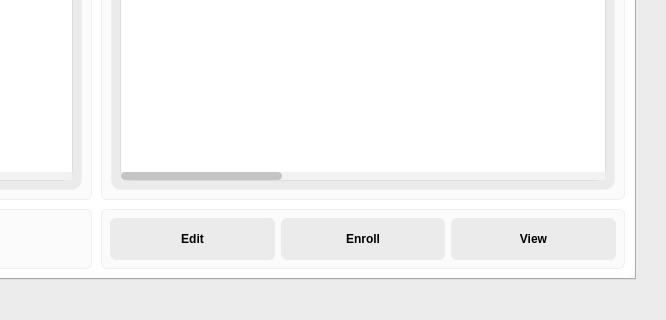
maeven-tapa/cpet8_group8_workspace, file EALS UI/v0.5/ui/admin.ui: the form before one commit; both pictures show x 503 to 1169 and y 558 to 878 of the 1169 by 878 pixel window.
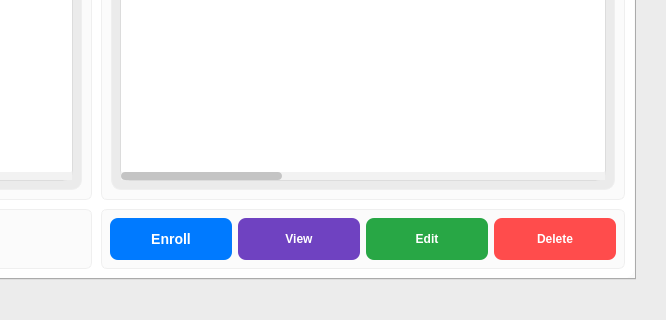
The form after the commit. Icons and pictures are not drawn.

What changed in the file:
```diff
--- a/EALS UI/v0.5/ui/admin.ui
+++ b/EALS UI/v0.5/ui/admin.ui
@@ -1734,59 +1734,6 @@
               <layout class="QVBoxLayout" name="verticalLayout_8">
                <item>
                 <layout class="QHBoxLayout" name="horizontalLayout_2">
-                 <item>
-                  <widget class="QPushButton" name="employee_edit_btn">
-                   <property name="sizePolicy">
-                    <sizepolicy hsizetype="MinimumExpanding" vsizetype="MinimumExpanding">
-                     <horstretch>0</horstretch>
-                     <verstretch>0</verstretch>
-                    </sizepolicy>
-                   </property>
-                   <property name="font">
-                    <font>
-                     <italic>false</italic>
-                     <stylestrategy>PreferDefault</stylestrategy>
-                     <fontweight>DemiBold</fontweight>
-                    </font>
-                   </property>
-                   <property name="cursor">
-                    <cursorShape>PointingHandCursor</cursorShape>
-                   </property>
-                   <property name="toolTip">
-                    <string>Modify selected employee or HR account details</string>
-                   </property>
-                   <property name="styleSheet">
-                    <string notr="true">    QPushButton {
-  
-	background-color: rgb(235, 235, 235);
-	color: rgb(0, 0, 0);
-        border: none;
-        border-radius: 6px;
-        padding: 8px 18px;
-        font-weight: 600;
-    }
-    QPushButton:hover {
-		background-color: rgb(0, 122, 255);
-		color: rgb(255, 255, 255);
-    }
-    QPushButton:pressed {
-        background-color: #2C4CDA;
-    }
-
-QToolTip {
-	background-color: rgb(251, 251, 251);
-	color: rgb(21, 21, 21);
-    padding: 6px 10px;
-    font-size: 13px;
-    font-family: &quot;Arial&quot;, sans-serif;
-}
-</string>
-                   </property>
-                   <property name="text">
-                    <string>Edit</string>
-                   </property>
-                  </widget>
-                 </item>
                  <item>
                   <widget class="QPushButton" name="employee_enroll_btn">
                    <property name="sizePolicy">
@@ -1797,8 +1744,9 @@
                    </property>
                    <property name="font">
                     <font>
+                     <pointsize>-1</pointsize>
+                     <bold>true</bold>
                      <stylestrategy>PreferDefault</stylestrategy>
-                     <fontweight>DemiBold</fontweight>
                     </font>
                    </property>
                    <property name="cursor">
@@ -1808,28 +1756,24 @@
                     <string>Add new employee or HR personnel to the system</string>
                    </property>
                    <property name="styleSheet">
-                    <string notr="true">    QPushButton {
-	background-color: rgb(235, 235, 235);
-	color: rgb(0, 0, 0);
-        border: none;
-        border-radius: 6px;
-        padding: 8px 18px;
-        font-weight: 600;
-    }
-    QPushButton:hover {
-		background-color: rgb(0, 122, 255);
-		color: rgb(255, 255, 255);
-    }
-    QPushButton:pressed {
-        background-color: #2C4CDA;
-    }
+                    <string notr="true">QPushButton {
+    background-color: rgb(0, 122, 255);
+    color: white;
+    border: none;
+    border-radius: 8px;
+    padding: 8px 16px;
+    font-weight: bold;
+    font-size: 14px;
+}
 
-QToolTip {
-	background-color: rgb(251, 251, 251);
-	color: rgb(21, 21, 21);
-    padding: 6px 10px;
-    font-size: 13px;
-    font-family: &quot;Arial&quot;, sans-serif;
+QPushButton:hover {
+    background-color: rgb(0, 105, 220); /* Slightly darker on hover */
+    text-decoration: underline;
+}
+
+QPushButton:pressed {
+    background-color: rgb(0, 90, 190); /* Even deeper blue on press */
+    text-decoration: underline;
 }
 </string>
                    </property>
@@ -1851,8 +1795,8 @@
                    </property>
                    <property name="font">
                     <font>
+                     <bold>true</bold>
                      <stylestrategy>PreferDefault</stylestrategy>
-                     <fontweight>DemiBold</fontweight>
                     </font>
                    </property>
                    <property name="cursor">
@@ -1862,29 +1806,23 @@
                     <string>Display detailed information for the selected account</string>
                    </property>
                    <property name="styleSheet">
-                    <string notr="true">    QPushButton {
-  
-	background-color: rgb(235, 235, 235);
-	color: rgb(0, 0, 0);
-        border: none;
-        border-radius: 6px;
-        padding: 8px 18px;
-        font-weight: 600;
-    }
-    QPushButton:hover {
-		background-color: rgb(0, 122, 255);
-		color: rgb(255, 255, 255);
-    }
-    QPushButton:pressed {
-        background-color: #2C4CDA;
-    }
+                    <string notr="true">QPushButton {
+    background-color: #6F42C1;
+    color: white;
+    border: none;
+    border-radius: 8px;
+    padding: 8px 16px;
+    font-weight: bold;
+}
 
-QToolTip {
-	background-color: rgb(251, 251, 251);
-	color: rgb(21, 21, 21);
-    padding: 6px 10px;
-    font-size: 13px;
-    font-family: &quot;Arial&quot;, sans-serif;
+QPushButton:hover {
+    background-color: #5A36A3;
+    text-decoration: underline;
+}
+
+QPushButton:pressed {
+    background-color: #4E2F8F;
+    text-decoration: underline;
 }
 </string>
                    </property>
@@ -1893,6 +1831,106 @@
                    </property>
                   </widget>
                  </item>
+                 <item>
+                  <widget class="QPushButton" name="employee_edit_btn">
+                   <property name="sizePolicy">
+                    <sizepolicy hsizetype="MinimumExpanding" vsizetype="MinimumExpanding">
+                     <horstretch>0</horstretch>
+                     <verstretch>0</verstretch>
+                    </sizepolicy>
+                   </property>
+                   <property name="font">
+                    <font>
+                     <italic>false</italic>
+                     <bold>true</bold>
+                     <stylestrategy>PreferDefault</stylestrategy>
+                    </font>
+                   </property>
+                   <property name="cursor">
+                    <cursorShape>PointingHandCursor</cursorShape>
+                   </property>
+                   <property name="toolTip">
+                    <string>Modify selected employee or HR account details</string>
+                   </property>
+                   <property name="styleSheet">
+                    <string notr="true">QPushButton {
+    background-color: #28A745;
+    color: white;
+    border: none;
+    border-radius: 8px;
+    padding: 8px 16px;
+    font-weight: bold;
+}
+
+QPushButton:hover {
+    background-color: #218838;
+    text-decoration: underline;
+}
+
+QPushButton:pressed {
+    background-color: #1E7E34;
+    text-decoration: underline;
+}
+</string>
+                   </property>
+                   <property name="text">
+                    <string>Edit</string>
+                   </property>
+                  </widget>
+                 </item>
+                 <item>
+                  <widget class="QPushButton" name="employee_delete_btn">
+                   <property name="sizePolicy">
+                    <sizepolicy hsizetype="MinimumExpanding" vsizetype="MinimumExpanding">
+                     <horstretch>0</horstretch>
+                     <verstretch>0</verstretch>
+                    </sizepolicy>
+                   </property>
+                   <property name="font">
+                    <font>
+                     <italic>false</italic>
+                     <bold>true</bold>
+                     <stylestrategy>PreferDefault</stylestrategy>
+                    </font>
+                   </property>
+                   <property name="cursor">
+                    <cursorShape>PointingHandCursor</cursorShape>
+                   </property>
+                   <property name="toolTip">
+                    <string>Modify selected employee or HR account details</string>
+                   </property>
+                   <property name="styleSheet">
+                    <string notr="true">    QPushButton {
+        background-color: #FF4C4C;
+        color: white;
+        border: none;
+        border-radius: 8px;
+        padding: 8px 16px;
+        font-weight: bold;
+    }
+    QPushButton:hover {
+        background-color: #E04343;
+		text-decoration: underline;
+    }
+    QPushButton:pressed {
+        background-color: #C0392B;
+		text-decoration: underline;
+    }
+
+
+QToolTip {
+	background-color: rgb(0, 0, 0);
+	color: rgb(253, 253, 253);
+    padding: 6px 10px;
+    font-size: 13px;
+    font-family: &quot;Arial&quot;, sans-serif;
+}</string>
+                   </property>
+                   <property name="text">
+                    <string>Delete</string>
+                   </property>
+                  </widget>
+                 </item>
                 </layout>
                </item>
               </layout>
```
Left out of the diff: 2 changed lines with no effect on the pictures.
